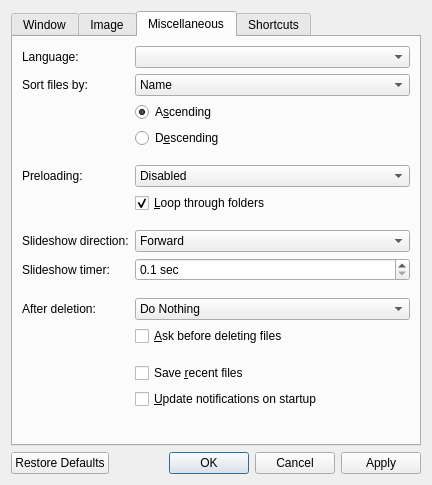
Old version of the form src/qvoptionsdialog.ui in the repository jurplel/qView.
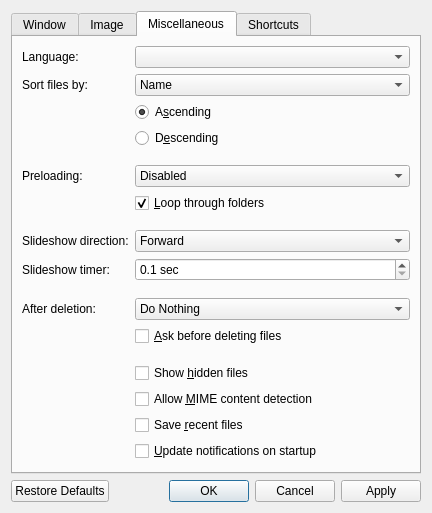
New version of the form. The open tabs and pages were chosen to show the change.

```diff
--- a/src/qvoptionsdialog.ui
+++ b/src/qvoptionsdialog.ui
@@ -643,13 +643,30 @@
         </spacer>
        </item>
        <item row="14" column="1">
+        <widget class="QCheckBox" name="hiddenFilesCheckbox">
+         <property name="text">
+          <string>Show &amp;hidden files</string>
+         </property>
+        </widget>
+       </item>
+       <item row="15" column="1">
+        <widget class="QCheckBox" name="mimeContentDetectionCheckbox">
+         <property name="text">
+          <string>Allow &amp;MIME content detection</string>
+         </property>
+         <property name="toolTip">
+          <string>Detect supported files in folder even if extension isn't recognized (may be slow with larger/network folders)</string>
+         </property>
+        </widget>
+       </item>
+       <item row="16" column="1">
         <widget class="QCheckBox" name="saveRecentsCheckbox">
          <property name="text">
           <string>Save &amp;recent files</string>
          </property>
         </widget>
        </item>
-       <item row="15" column="1">
+       <item row="17" column="1">
         <widget class="QCheckBox" name="updateCheckbox">
          <property name="text">
           <string extracomment="The notifications are for new qView releases">&amp;Update notifications on startup</string>
```
